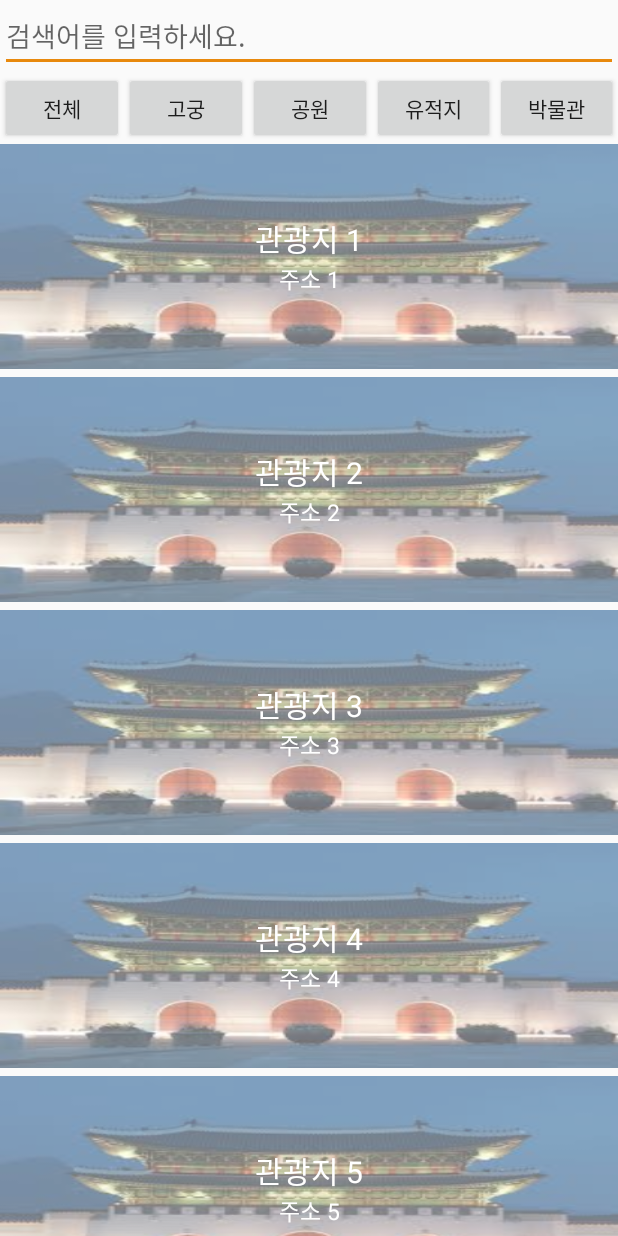
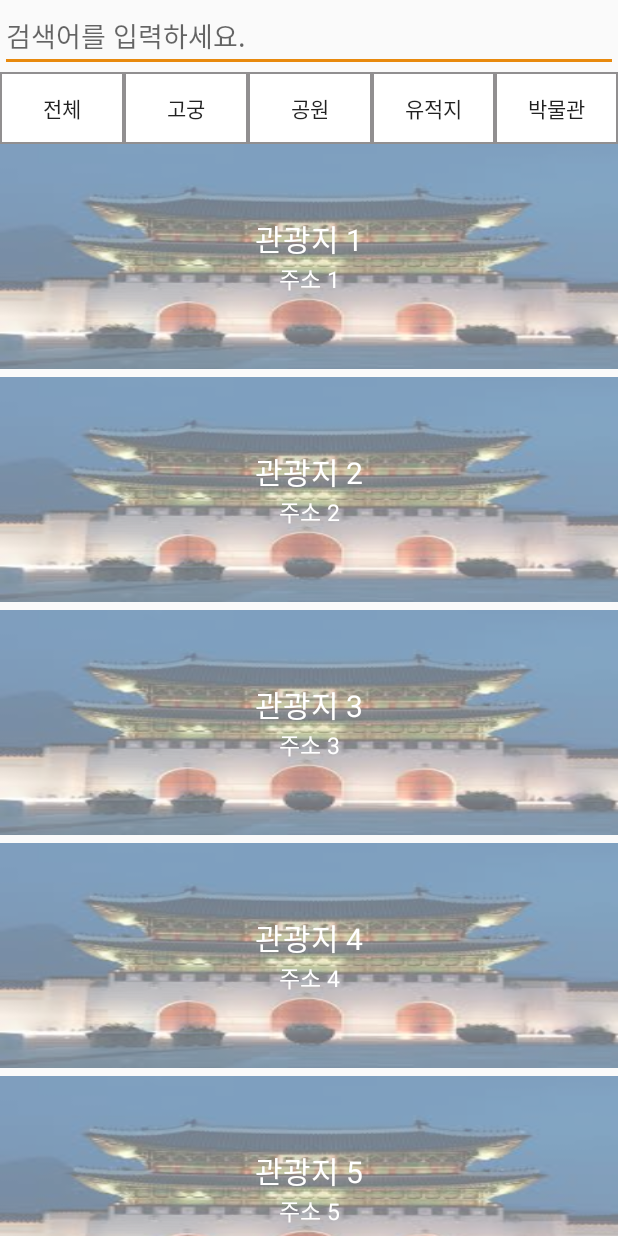
Before and after one commit to SeoulAppContestPrizeNo1/AngelWalk, an Android app: the SightsActivity screen opened directly, with no data from a screen before it, on a phone screen of 412 x 824 dp. Run offline under Robolectric (Android 15) with nearby library versions, the phone set to English and light mode, and no system bars.

```diff
--- a/app/src/main/java/com/walk/angel/angelwalk/Activity/LoginActivity.java
+++ b/app/src/main/java/com/walk/angel/angelwalk/Activity/LoginActivity.java
@@ -92,6 +92,7 @@ public class LoginActivity extends AppCompatActivity implements ServerURL {
                             setPreferences(userId, userPassword, loginData.getToken());
                             Intent intentMain = new Intent(LoginActivity.this, MainActivity.class);
                             startActivity(intentMain);
+                            finish();
                         }
                         else {
                             //to do nothing
--- a/app/src/main/java/com/walk/angel/angelwalk/Fragment/MapFragment.java
+++ b/app/src/main/java/com/walk/angel/angelwalk/Fragment/MapFragment.java
@@ -83,7 +83,6 @@ public class MapFragment extends Fragment {
                     100, // 통지사이의 최소 시간간격 (miliSecond)
                     1, // 통지사이의 최소 변경거리 (m)
                     mLocationListener);
-            Toast.makeText(getActivity(), "DD", Toast.LENGTH_SHORT).show();
         } catch(SecurityException e){
             e.printStackTrace();
         }
--- a/app/src/main/res/layout/activity_sights.xml
+++ b/app/src/main/res/layout/activity_sights.xml
@@ -27,35 +27,40 @@
             android:layout_width="wrap_content"
             android:layout_height="wrap_content"
             android:layout_weight="1"
-            android:text="전체"/>
+            android:text="전체"
+            android:background="@drawable/main_card_button"/>
 
         <Button
             android:id="@+id/btnCattle"
             android:layout_width="wrap_content"
             android:layout_height="wrap_content"
             android:layout_weight="1"
-            android:text="고궁"/>
+            android:text="고궁"
+            android:background="@drawable/main_card_button"/>
 
         <Button
             android:id="@+id/btnPark"
             android:layout_width="wrap_content"
             android:layout_height="wrap_content"
             android:layout_weight="1"
-            android:text="공원"/>
+            android:text="공원"
+            android:background="@drawable/main_card_button"/>
 
         <Button
             android:id="@+id/btnSite"
             android:layout_width="wrap_content"
             android:layout_height="wrap_content"
             android:layout_weight="1"
-            android:text="유적지"/>
+            android:text="유적지"
+            android:background="@drawable/main_card_button"/>
 
         <Button
             android:id="@+id/btnMuseum"
             android:layout_width="wrap_content"
             android:layout_height="wrap_content"
             android:layout_weight="1"
-            android:text="박물관"/>
+            android:text="박물관"
+            android:background="@drawable/main_card_button"/>
 
 
     </LinearLayout>
--- a/app/src/main/res/layout/fragment_setting.xml
+++ b/app/src/main/res/layout/fragment_setting.xml
@@ -46,8 +46,7 @@
                     android:hint="닉네임"
                     android:layout_width="match_parent"
                     android:layout_height="wrap_content"
-                    android:layout_centerHorizontal="true"
-                    android:layout_centerVertical="true"/>
+                    android:singleLine="true"/>
 
             </android.support.design.widget.TextInputLayout>
 
@@ -81,7 +80,8 @@
                     android:id="@+id/editPassword"
                     android:hint="비밀번호"
                     android:layout_width="match_parent"
-                    android:layout_height="wrap_content" />
+                    android:layout_height="wrap_content"
+                    android:singleLine="true"/>
 
             </android.support.design.widget.TextInputLayout>
 
```
Also changed, not shown: app/src/main/java/com/walk/angel/angelwalk/Api/ServerAPI.java (+4 -4 lines), app/src/main/java/com/walk/angel/angelwalk/Fragment/SettingFragment.java (+36 -10 lines).
